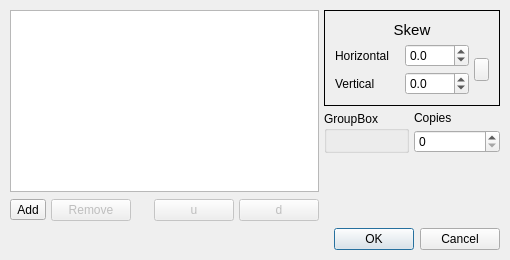
Before: the Qt Designer form scribus/plugins/tools/transform/transformdialogbase.ui in scribusproject/scribus, drawn with Qt 5.
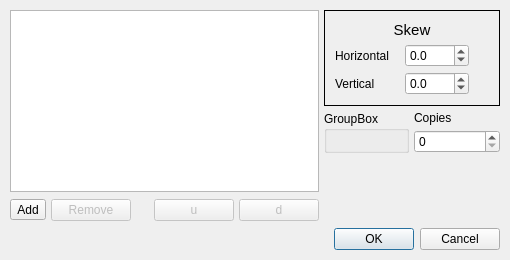
After: the same form once the commit is applied. The open tabs and pages were chosen to show the change. Custom widgets are drawn as their Qt base class.

Commit message: Fixed Bug #7025 "Link Buttons in the Transform Tool do not work"

```diff
--- a/scribus/plugins/tools/transform/transformdialogbase.ui
+++ b/scribus/plugins/tools/transform/transformdialogbase.ui
@@ -388,6 +388,12 @@
                <property name="text" >
                 <string/>
                </property>
+               <property name="checkable" >
+                <bool>true</bool>
+               </property>
+               <property name="autoRaise" >
+                <bool>true</bool>
+               </property>
               </widget>
              </item>
              <item row="2" column="0" >
```
The commit also changes 1 other file.
